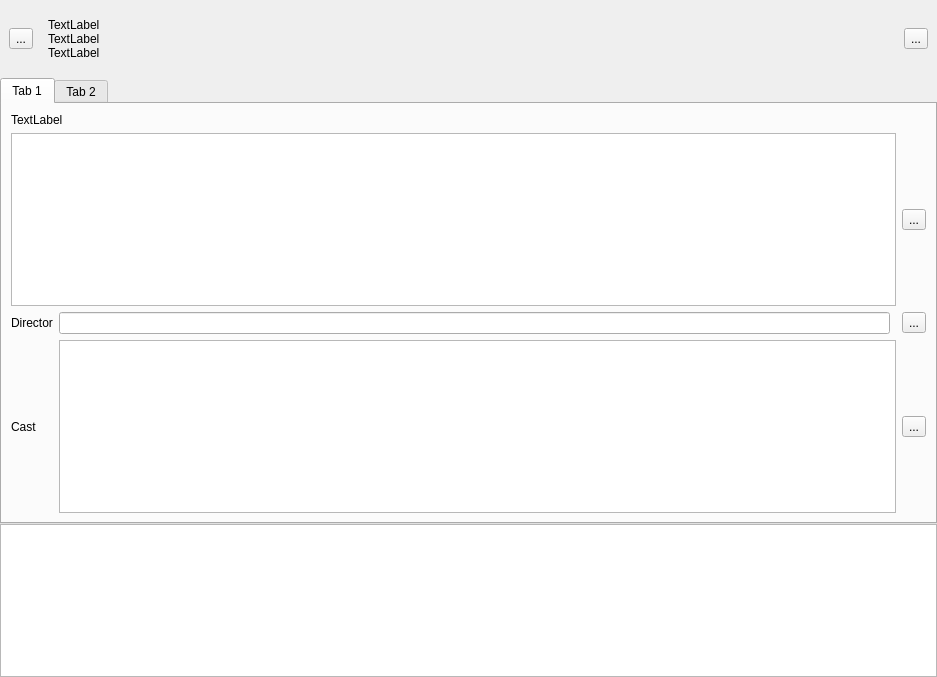
The window that src/panelview.ui (app211/jaqet) describes before a commit, drawn with Qt 5.
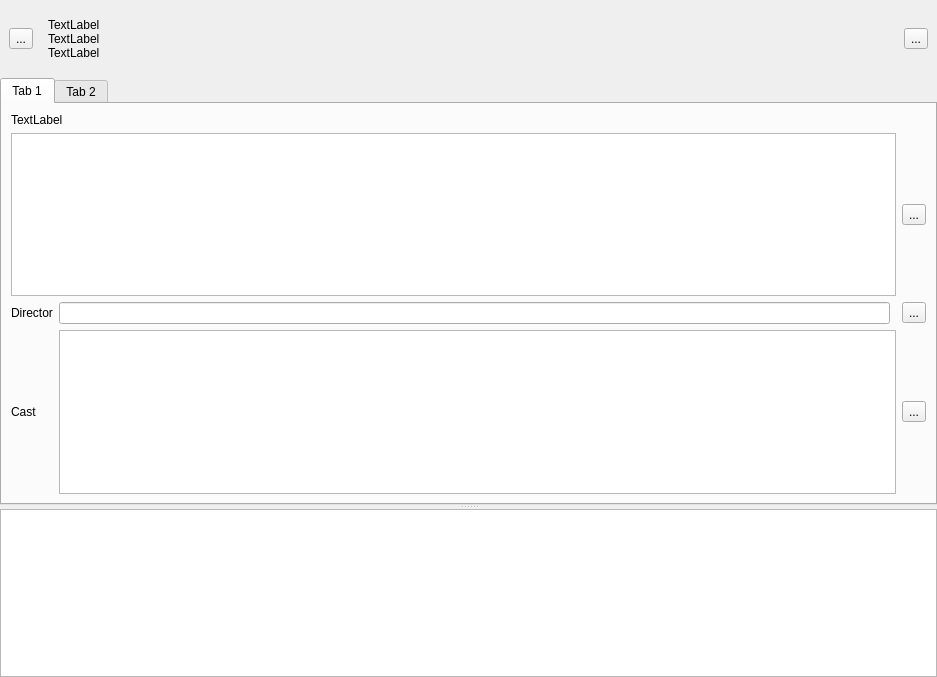
The same window after the commit. The open tabs and pages were chosen to show the change. Icons and pictures are not drawn.

Diff of the .ui file:
```diff
--- a/src/panelview.ui
+++ b/src/panelview.ui
@@ -138,6 +138,10 @@
         </widget>
        </item>
        <item>
+        <widget class="QSplitter" name="splitter">
+         <property name="orientation">
+          <enum>Qt::Vertical</enum>
+         </property>
         <widget class="QTabWidget" name="tabWidget_2">
          <property name="currentIndex">
           <number>0</number>
@@ -220,9 +224,8 @@
           </layout>
          </widget>
         </widget>
-       </item>
-       <item>
         <widget class="QGraphicsView" name="graphicsView"/>
+         </widget>
        </item>
       </layout>
      </widget>
```
Left out of the diff: 8 changed lines with no effect on the pictures. Lines whose indentation alone changed are shown as unchanged.
